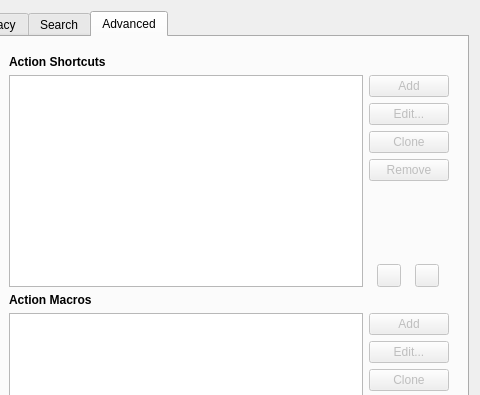
The window that src/ui/PreferencesDialog.ui (OtterBrowser/otter-browser) describes before a commit, drawn with Qt 5; both pictures show x 181 to 661 and y 0 to 395 of the 661 by 583 pixel window.
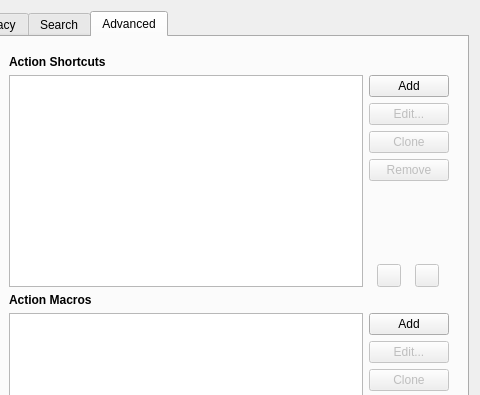
The same window after the commit. The open tabs and pages were chosen to show the change. Custom widgets are drawn as their Qt base class.

Commit message: Allow to add new profile

```diff
--- a/src/ui/PreferencesDialog.ui
+++ b/src/ui/PreferencesDialog.ui
@@ -1701,9 +1701,6 @@
               <layout class="QVBoxLayout" name="actionShortcutsButtonsLayout" stretch="0,0,0,0,1,0">
                <item>
                 <widget class="QPushButton" name="actionShortcutsAddButton">
-                 <property name="enabled">
-                  <bool>false</bool>
-                 </property>
                  <property name="text">
                   <string>Add</string>
                  </property>
@@ -1849,9 +1846,6 @@
               <layout class="QVBoxLayout" name="pushButtonsLayout" stretch="0,0,0,0,1,0">
                <item>
                 <widget class="QPushButton" name="actionMacrosAddButton">
-                 <property name="enabled">
-                  <bool>false</bool>
-                 </property>
                  <property name="text">
                   <string>Add</string>
                  </property>
```
The commit also changes 1 other file.
